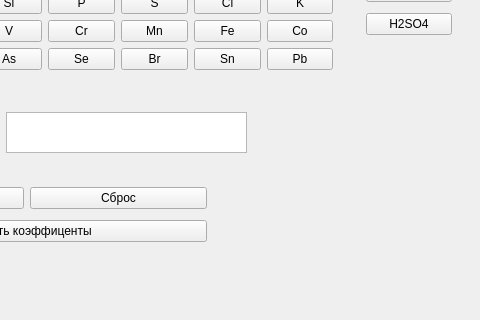
First picture: the form in Main1.ui, repository stmbta/progect_qt, before the edit; both pictures show x 274 to 754 and y 108 to 428 of the 754 by 428 pixel window.
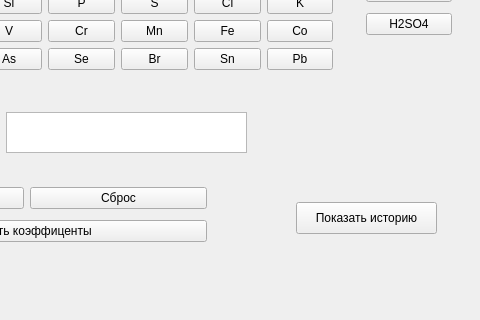
Second picture: the form after the edit.

Patch:
```diff
--- a/Main1.ui
+++ b/Main1.ui
@@ -465,6 +465,19 @@
      </item>
     </layout>
    </widget>
+   <widget class="QPushButton" name="pushButton_4">
+    <property name="geometry">
+     <rect>
+      <x>570</x>
+      <y>310</y>
+      <width>141</width>
+      <height>32</height>
+     </rect>
+    </property>
+    <property name="text">
+     <string>Показать историю</string>
+    </property>
+   </widget>
    <widget class="QWidget" name="">
     <property name="geometry">
      <rect>
```
